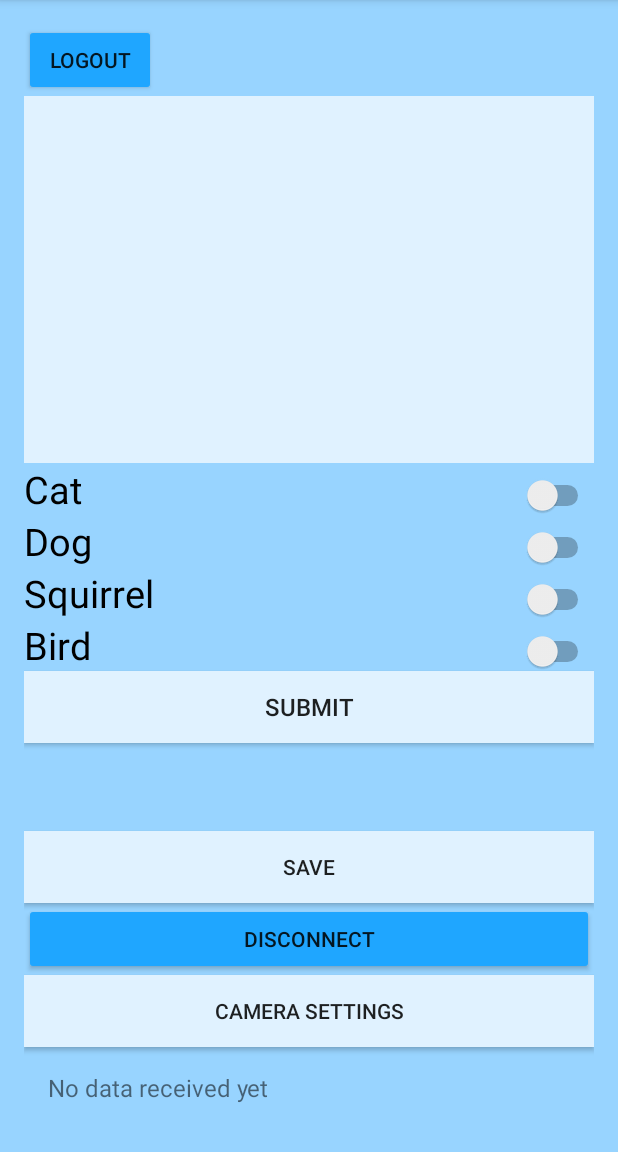
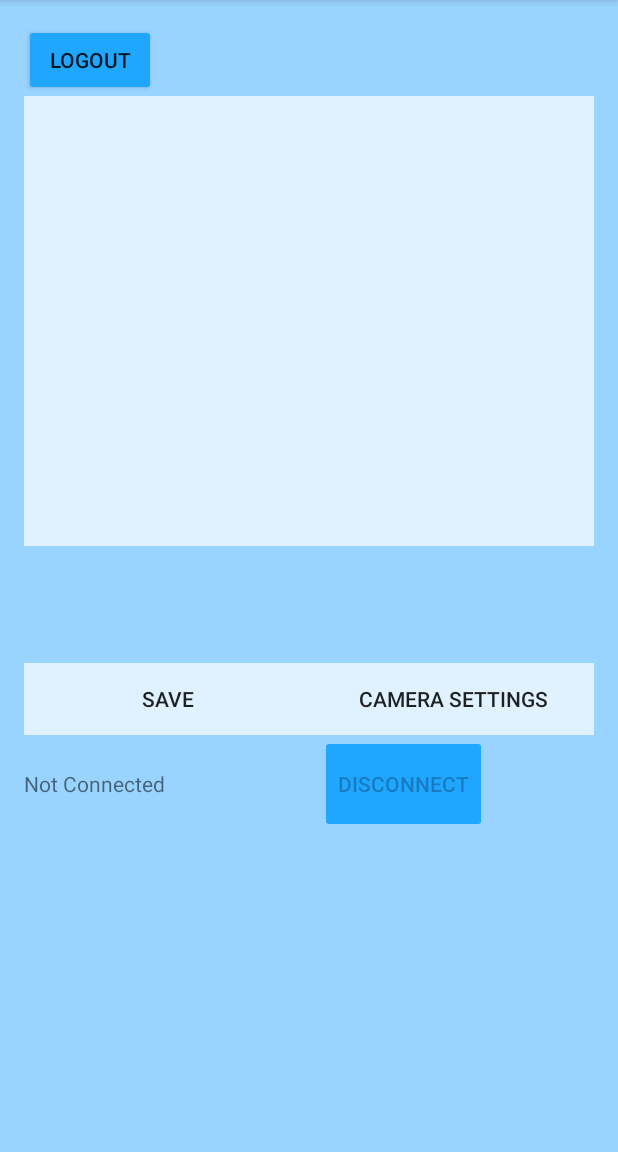
Before and after one commit to Riolan/capstone, an Android app built with Jetpack Compose: the screen it shows after launch (MainActivity), on a phone screen of 412 x 824 dp, the part 84-1236 px from its top. Run offline under Robolectric (Android 15) with nearby library versions, the phone set to English and light mode, and no system bars; our stand-ins replace Firebase (no records; nobody signed in at launch, a user with empty details on screens opened directly).

Commit message:
Updated to GUI - fixed being able to scroll through of blue tooth list - added ability to see what you are connected to and then disconnect - removed the buttons on the home page for animal selection

```diff
--- a/MyApplication/app/src/main/java/com/example/myapplication/MainActivity.kt
+++ b/MyApplication/app/src/main/java/com/example/myapplication/MainActivity.kt
@@ -136,14 +136,17 @@ class MainActivity : AppCompatActivity() {
     private var currentImagePosition = -1
 
     // UI Elements
+    private lateinit var isConnectedText :TextView
+    private lateinit var isConnectedButton: Button
+
     private lateinit var viewPager: ViewPager2
     private lateinit var img_adapter: ImageAdapter
     private lateinit var dataTextView: TextView
-    private lateinit var switchCat: Switch
-    private lateinit var switchDog: Switch
-    private lateinit var switchSquirrel: Switch
-    private lateinit var switchBird: Switch
-    private lateinit var submitButton: Button
+    //private lateinit var switchCat: Switch
+    //private lateinit var switchDog: Switch
+    //private lateinit var switchSquirrel: Switch
+    //private lateinit var switchBird: Switch
+    //private lateinit var submitButton: Button
     private lateinit var cameraButton: Button
     private lateinit var sharedPreferences: SharedPreferences
 
@@ -176,26 +179,35 @@ class MainActivity : AppCompatActivity() {
         val logoutButton = findViewById<Button>(R.id.logoutButton)
         logoutButton.setOnClickListener { logoutUser() }
 
+        isConnectedText = findViewById(R.id.connectedText)
+        isConnectedButton = findViewById(R.id.disconnectButton)
+        isConnectedButton.setEnabled(false) // default to set disconnected
+        isConnectedButton.setClickable(false)
+
+
         dataTextView = findViewById(R.id.dataTextView)
         viewPager = findViewById(R.id.viewPager)
         img_adapter = ImageAdapter(imageBitmaps, boundingBoxes)
         viewPager.adapter = img_adapter
 
         // RadioButtons and Submit Button
-        switchCat = findViewById(R.id.switchCat)
-        switchDog = findViewById(R.id.switchDog)
-        switchSquirrel = findViewById(R.id.switchSquirrel)
-        switchBird = findViewById(R.id.switchBird)
-        submitButton = findViewById(R.id.submitButton)
+        //switchCat = findViewById(R.id.switchCat)
+        //switchDog = findViewById(R.id.switchDog)
+        //switchSquirrel = findViewById(R.id.switchSquirrel)
+        //switchBird = findViewById(R.id.switchBird)
+
+        // Used to used to update settings for solo view
+        //submitButton = findViewById(R.id.submitButton)
+
         cameraButton = findViewById(R.id.cameraButton)
-        submitButton.setOnClickListener {
-            val birdEnabled = switchBird.isChecked
-            val catEnabled = switchCat.isChecked
-            val dogEnabled = switchDog.isChecked
-            val squirrelEnabled = switchSquirrel.isChecked
-            val packetId: Byte = 0x20 // Example packet ID
-            sendAnimalStatus(packetId, birdEnabled, catEnabled, dogEnabled, squirrelEnabled)
-        }
+        //submitButton.setOnClickListener {
+        //    val birdEnabled = switchBird.isChecked
+        //    val catEnabled = switchCat.isChecked
+        //    val dogEnabled = switchDog.isChecked
+        //    val squirrelEnabled = switchSquirrel.isChecked
+        //    val packetId: Byte = 0x20 // Example packet ID
+        //    sendAnimalStatus(packetId, birdEnabled, catEnabled, dogEnabled, squirrelEnabled)
+        //}
 
         cameraButton.setOnClickListener {
             val deviceList = convertDevicesToStringList(devices)
@@ -220,16 +232,23 @@ class MainActivity : AppCompatActivity() {
 
         bluetoothLeScanner = bluetoothAdapter.bluetoothLeScanner
         val listView: ListView = findViewById(R.id.listView)
+
+
+
         adapter = ArrayAdapter(this, android.R.layout.simple_list_item_1, mutableListOf())
         listView.adapter = adapter
         listView.setOnItemClickListener { _, _, position, _ ->
             val device = devices[position]
             connectToDevice(device)
             val deviceList = convertDevicesToStringList(devices)
-            deviceList.add("Test")
-            val intent = Intent(this, CameraActivity::class.java)
-            intent.putStringArrayListExtra("device_list", deviceList)
-            startActivity(intent)
+
+            // Add if needed for testing.
+            //deviceList.add("Test")
+
+            /// TODO: Testing
+            //val intent = Intent(this, CameraActivity::class.java)
+            //intent.putStringArrayListExtra("device_list", deviceList)
+            //startActivity(intent)
         }
 
         val disconnectButton: Button = findViewById(R.id.disconnectButton)
@@ -249,10 +268,16 @@ class MainActivity : AppCompatActivity() {
     fun convertDevicesToStringList(devices: MutableList<BluetoothDevice>): ArrayList<String> {
         val deviceStrings = ArrayList<String>()
         for (device in devices) {
+            // If the device does not contain ESP32 in it then
+            // we go to the next and do not display it
+            if (!device.name.contains("ESP32")) {
+                continue;
+            } else {
                 // You can choose how to represent each device, for example:
                 // "${device.name} - ${device.address}"
                 val deviceInfo = "${device.name ?: "Unknown Device"} - ${device.address}"
                 deviceStrings.add(deviceInfo)
+            }
         }
         return deviceStrings
     }
@@ -281,9 +306,14 @@ class MainActivity : AppCompatActivity() {
         override fun onScanResult(callbackType: Int, result: ScanResult) {
             val device = result.device
             if (!devices.contains(device)) {
+                // If the device does not contain ESP32 in it then
+                // we go to the next and do not display it
+                // TODO:
+                    if (device.name != null && device.name.contains("ESP32")) {
                         devices.add(device)
                         adapter.add("${device.name ?: "Unknown Device"}\n${device.address}")
                         adapter.notifyDataSetChanged()
+                    }
                 }
         }
     }
@@ -297,6 +327,11 @@ class MainActivity : AppCompatActivity() {
             device.connectGatt(this, false, gattCallback)
         }
         Toast.makeText(this, "Connecting to ${device.name}", Toast.LENGTH_SHORT).show()
+        // TODO: Update button and text to show where connected to.
+        isConnectedText.setText("Connected to: ${device.name}")
+        isConnectedButton.setEnabled(true)
+        isConnectedButton.setClickable(true)
+
     }
 
     @SuppressLint("MissingPermission")
@@ -304,8 +339,13 @@ class MainActivity : AppCompatActivity() {
         if (::bluetoothGatt.isInitialized) {
             bluetoothGatt.disconnect()
             bluetoothGatt.close()
+            // TODO: Disconnect (add button)
             Log.i("BLE", "Disconnected from device.")
             Toast.makeText(this, "Disconnected from device.", Toast.LENGTH_SHORT).show()
+            isConnectedText.setText("Not Connected")
+            isConnectedButton.setEnabled(false)
+            isConnectedButton.setClickable(false)
+
         } else {
             Log.w("BLE", "BluetoothGatt is not initialized.")
             Toast.makeText(this, "No device to disconnect from.", Toast.LENGTH_SHORT).show()
@@ -495,10 +535,10 @@ class MainActivity : AppCompatActivity() {
      */
     private fun getSelectedAnimal(): String {
         return when {
-            switchCat.isChecked -> "Cat"
-            switchDog.isChecked -> "Dog"
-            switchSquirrel.isChecked -> "Squirrel"
-            switchBird.isChecked -> "Bird"
+            //switchCat.isChecked -> "Cat"
+            //switchDog.isChecked -> "Dog"
+            //switchSquirrel.isChecked -> "Squirrel"
+            //switchBird.isChecked -> "Bird"
             else -> "Unknown"
         }
     }
--- a/MyApplication/app/src/main/res/layout/activity_main.xml
+++ b/MyApplication/app/src/main/res/layout/activity_main.xml
@@ -10,6 +10,9 @@
     tools:context=".MainActivity">
 
     <!-- Logout button below toolbar -->
+
+    <!-- ViewPager for displaying images or pages.
+         Set height to 0dp and weight=1 so it shares space with the next layout. -->
     <Button
         android:id="@+id/logoutButton"
         android:layout_width="wrap_content"
@@ -17,130 +20,36 @@
         android:backgroundTint="#1FA6FF"
         android:text="Logout" />
 
-    <!-- ViewPager for displaying images or pages.
-         Set height to 0dp and weight=1 so it shares space with the next layout. -->
-    <androidx.viewpager2.widget.ViewPager2
-        android:id="@+id/viewPager"
+    <LinearLayout
         android:layout_width="match_parent"
-        android:layout_height="0dp"
-        android:layout_weight="1"
-        android:background="#E0F2FF" />
+        android:layout_height="300dp"
+        android:orientation="vertical">
+
+        <androidx.viewpager2.widget.ViewPager2
+            android:id="@+id/viewPager"
+            android:layout_width="match_parent"
+            android:layout_height="match_parent"
+            android:layout_weight="1"
+            android:background="#E0F2FF">
+
+        </androidx.viewpager2.widget.ViewPager2>
+    </LinearLayout>
 
     <!-- Horizontal layout that holds ListView (for devices) and TableLayout (for radio buttons).
          Also set this to 0dp height and weight=1 so it shares space with the ViewPager. -->
-    <LinearLayout
-        android:layout_width="match_parent"
-        android:layout_height="0dp"
-        android:layout_weight="1"
-        android:orientation="horizontal">
-
-        <!-- ListView for displaying discovered devices -->
-        <ListView
-            android:id="@+id/listView"
-            android:layout_width="150dp"
-            android:layout_height="match_parent"
-            android:visibility="gone"
-            tools:visibility="gone"/>
-
-        <!-- TableLayout for selecting animal types -->
-        <TableLayout
-            android:layout_width="0dp"
-            android:layout_height="match_parent"
-            android:layout_weight="1"
-            android:shrinkColumns="1"
-            android:stretchColumns="1"
-            android:background="#98D4FF">
-
-            <TableRow>
-                <TextView
-                    android:layout_width="wrap_content"
-                    android:paddingEnd="10dp"
-                    android:layout_height="wrap_content"
-                    android:text="Cat"
-                    android:textColor="#000000"
-                    android:textSize="25sp" />
-
-                <Switch
-                    android:id="@+id/switchCat"
-                    android:layout_width="wrap_content"
-                    android:layout_height="wrap_content" />
-            </TableRow>
-
-            <TableRow>
-                <TextView
-                    android:layout_width="wrap_content"
-                    android:layout_height="wrap_content"
-                    android:text="Dog"
-                    android:textColor="#000000"
-                    android:paddingEnd="10dp"
-                    android:textSize="25sp" />
-
-                <Switch
-                    android:id="@+id/switchDog"
-                    android:layout_width="wrap_content"
-                    android:layout_height="wrap_content" />
-            </TableRow>
-
-            <TableRow>
-                <TextView
-                    android:layout_width="wrap_content"
-                    android:layout_height="wrap_content"
-                    android:text="Squirrel"
-                    android:textColor="#000000"
-                    android:paddingEnd="20dp"
-                    android:textSize="25sp" />
-
-                <Switch
-                    android:id="@+id/switchSquirrel"
-                    android:layout_width="wrap_content"
-                    android:layout_height="wrap_content" />
-            </TableRow>
-
-            <TableRow>
-                <TextView
-                    android:layout_width="wrap_content"
-                    android:layout_height="wrap_content"
-                    android:text="Bird"
-                    android:textColor="#000000"
-                    android:textSize="25sp"
-                    android:paddingEnd="10dp"/>
-
-                <Switch
-                    android:id="@+id/switchBird"
-                    android:layout_width="wrap_content"
-                    android:layout_height="wrap_content" />
-            </TableRow>
-
-
-                <!-- Submit Button -->
-                <Button
-                    android:id="@+id/submitButton"
-                    android:layout_width="141dp"
-                    android:layout_height="wrap_content"
-                    android:text="Submit"
-                    android:textSize="16sp"
-                    android:background="#E0F2FF"/>
-
-        </TableLayout>
-    </LinearLayout>
 
     <!-- Button to save data -->
-    <Button
-        android:id="@+id/saveButton"
-        android:layout_width="match_parent"
-        android:layout_height="wrap_content"
-        android:text="Save"
-        android:background="#E0F2FF"/>
 
     <!-- Button to disconnect -->
-    <Button
-        android:id="@+id/disconnectButton"
-        android:layout_width="match_parent"
-        android:layout_height="wrap_content"
-        android:text="Disconnect"
-        android:backgroundTint="#1FA6FF"/>
 
     <!-- Button to send the message, initially hidden -->
+    <ListView
+        android:id="@+id/listView"
+        android:layout_width="266dp"
+        android:layout_height="48dp"
+        android:visibility="visible"
+        tools:visibility="visible" />
+
     <Button
         android:id="@+id/sendButton"
         android:layout_width="match_parent"
@@ -149,12 +58,6 @@
         android:background="#E0F2FF"
         android:visibility="gone"
         tools:visibility="gone" />
-    <Button
-        android:id="@+id/cameraButton"
-        android:layout_width="match_parent"
-        android:layout_height="wrap_content"
-        android:text="Camera Settings"
-        android:background="#E0F2FF" />
 
     <!-- EditText for message input, initially hidden -->
     <EditText
@@ -170,9 +73,56 @@
     <TextView
         android:id="@+id/dataTextView"
         android:layout_width="match_parent"
-        android:layout_height="wrap_content"
+        android:layout_height="30dp"
         android:padding="16dp"
         android:text="No data received yet"
         android:textSize="16sp" />
 
+    <LinearLayout
+        android:layout_width="match_parent"
+        android:layout_height="wrap_content"
+        android:orientation="horizontal">
+
+        <Button
+            android:id="@+id/saveButton"
+            android:layout_width="192dp"
+            android:layout_height="wrap_content"
+            android:background="#E0F2FF"
+            android:text="Save" />
+
+        <Button
+            android:id="@+id/cameraButton"
+            android:layout_width="match_parent"
+            android:layout_height="wrap_content"
+            android:background="#E0F2FF"
+            android:text="Camera Settings" />
+
+    </LinearLayout>
+
+    <TableLayout
+        android:layout_width="match_parent"
+        android:layout_height="match_parent">
+
+        <TableRow
+            android:layout_width="match_parent"
+            android:layout_height="match_parent" >
+
+            <TextView
+                android:id="@+id/connectedText"
+                android:layout_width="197dp"
+                android:layout_height="32dp"
+                android:text="Not Connected"
+                android:visibility="visible"
+                tools:visibility="visible" />
+
+            <Button
+                android:id="@+id/disconnectButton"
+                android:layout_width="match_parent"
+                android:layout_height="65dp"
+                android:backgroundTint="#1FA6FF"
+                android:text="Disconnect" />
+        </TableRow>
+
+    </TableLayout>
+
 </LinearLayout>
```
Also changed, not shown: 1 other file. Lines whose indentation alone changed are shown as unchanged.
